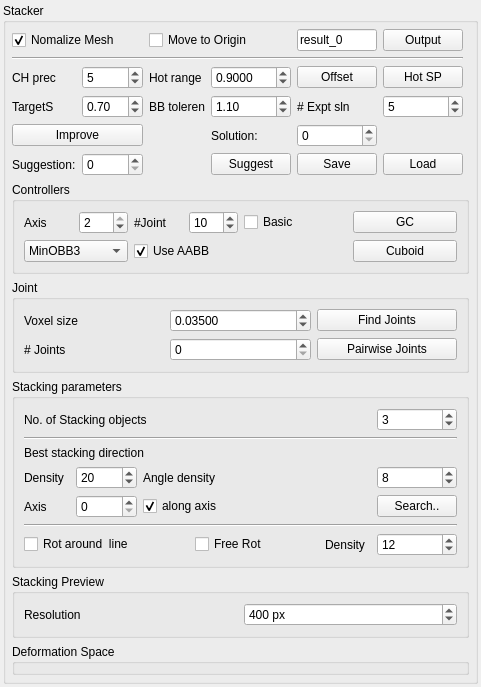
Qt form Stacker/StackerWidget.ui (HonghuaLi/stacker) before a commit.
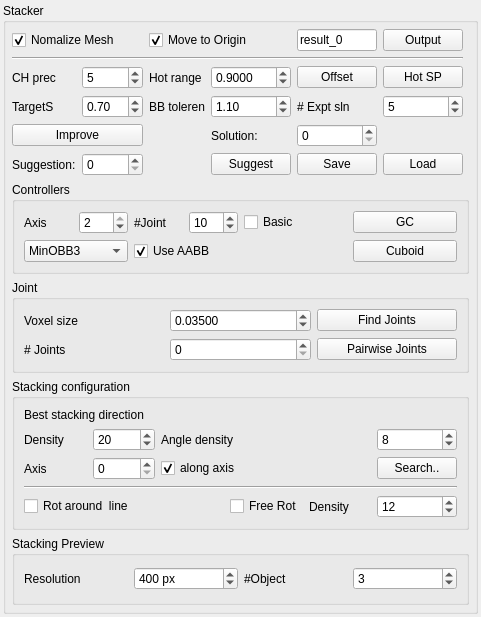
The same form after that commit. Icons and pictures are not drawn.

Diff of the .ui file:
```diff
--- a/Stacker/StackerWidget.ui
+++ b/Stacker/StackerWidget.ui
@@ -76,54 +76,61 @@
            </property>
           </widget>
          </item>
+         <item row="1" column="2">
+          <widget class="QLabel" name="label_15">
+           <property name="text">
+            <string>#Object</string>
+           </property>
+          </widget>
+         </item>
+         <item row="1" column="3">
+          <widget class="QSpinBox" name="stackCount">
+           <property name="contextMenuPolicy">
+            <enum>Qt::CustomContextMenu</enum>
+           </property>
+           <property name="value">
+            <number>3</number>
+           </property>
+          </widget>
+         </item>
         </layout>
        </widget>
       </item>
-      <item row="31" column="0" colspan="7">
-       <widget class="QGroupBox" name="controllerDeformerPanel">
-        <property name="title">
-         <string>Deformation Space</string>
-        </property>
-        <property name="flat">
-         <bool>true</bool>
-        </property>
-       </widget>
-      </item>
       <item row="26" column="0" colspan="7">
        <widget class="QGroupBox" name="groupBox_3">
         <property name="title">
-         <string>Stacking parameters</string>
+         <string>Stacking configuration</string>
         </property>
         <layout class="QGridLayout" name="gridLayout_5">
-         <item row="3" column="1" colspan="4">
+         <item row="2" column="1" colspan="4">
           <widget class="QLabel" name="label_6">
            <property name="text">
             <string>Best stacking direction</string>
            </property>
           </widget>
          </item>
-         <item row="9" column="1" colspan="3">
+         <item row="8" column="1" colspan="3">
           <widget class="QCheckBox" name="rotAroundAxis">
            <property name="text">
             <string>Rot around  line</string>
            </property>
           </widget>
          </item>
-         <item row="6" column="1">
+         <item row="5" column="1">
           <widget class="QLabel" name="label_11">
            <property name="text">
             <string>Axis</string>
            </property>
           </widget>
          </item>
-         <item row="4" column="1">
+         <item row="3" column="1">
           <widget class="QLabel" name="label_12">
            <property name="text">
             <string>Density</string>
            </property>
           </widget>
          </item>
-         <item row="4" column="2">
+         <item row="3" column="2">
           <widget class="QSpinBox" name="searchDensity">
            <property name="minimum">
             <number>2</number>
@@ -136,14 +143,14 @@
            </property>
           </widget>
          </item>
-         <item row="6" column="2">
+         <item row="5" column="2">
           <widget class="QSpinBox" name="searchAxis">
            <property name="maximum">
             <number>2</number>
            </property>
           </widget>
          </item>
-         <item row="6" column="3" colspan="2">
+         <item row="5" column="3" colspan="2">
           <widget class="QCheckBox" name="searchAlongAxis">
            <property name="text">
             <string>along axis</string>
@@ -153,21 +160,21 @@
            </property>
           </widget>
          </item>
-         <item row="6" column="7">
+         <item row="5" column="6">
           <widget class="QPushButton" name="searchDirectionButton">
            <property name="text">
             <string>Search..</string>
            </property>
           </widget>
          </item>
-         <item row="4" column="3" colspan="2">
+         <item row="3" column="3" colspan="2">
           <widget class="QLabel" name="label_13">
            <property name="text">
             <string>Angle density</string>
            </property>
           </widget>
          </item>
-         <item row="4" column="7">
+         <item row="3" column="6">
           <widget class="QSpinBox" name="searchAngleDensity">
            <property name="minimum">
             <number>1</number>
@@ -180,52 +187,28 @@
            </property>
           </widget>
          </item>
-         <item row="8" column="1" colspan="7">
+         <item row="7" column="1" colspan="6">
           <widget class="Line" name="line_5">
            <property name="orientation">
             <enum>Qt::Horizontal</enum>
            </property>
           </widget>
          </item>
-         <item row="1" column="1" colspan="4">
-          <widget class="QLabel" name="label_15">
-           <property name="text">
-            <string>No. of Stacking objects</string>
-           </property>
-          </widget>
-         </item>
-         <item row="2" column="1" colspan="7">
-          <widget class="Line" name="line_6">
-           <property name="orientation">
-            <enum>Qt::Horizontal</enum>
-           </property>
-          </widget>
-         </item>
-         <item row="1" column="7">
-          <widget class="QSpinBox" name="stackCount">
-           <property name="contextMenuPolicy">
-            <enum>Qt::CustomContextMenu</enum>
-           </property>
-           <property name="value">
-            <number>3</number>
-           </property>
-          </widget>
-         </item>
-         <item row="9" column="4">
+         <item row="8" column="4">
           <widget class="QCheckBox" name="rotFreeForm">
            <property name="text">
             <string>Free Rot</string>
            </property>
           </widget>
          </item>
-         <item row="9" column="7">
+         <item row="8" column="6">
           <widget class="QSpinBox" name="rotStackingDensity">
            <property name="value">
             <number>12</number>
            </property>
           </widget>
          </item>
-         <item row="9" column="6">
+         <item row="8" column="5">
           <widget class="QLabel" name="label_14">
            <property name="text">
             <string>Density</string>
@@ -417,6 +400,9 @@
         <property name="text">
          <string>Move to Origin</string>
         </property>
+        <property name="checked">
+         <bool>true</bool>
+        </property>
        </widget>
       </item>
       <item row="0" column="4">
```
